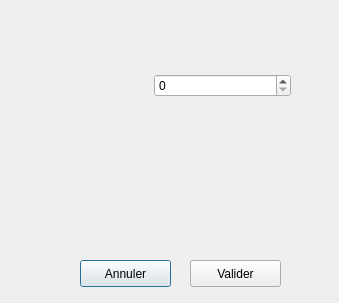
Qt form GestionDeStock/vente.ui (pawamoy/gestion-de-stock) before a commit.
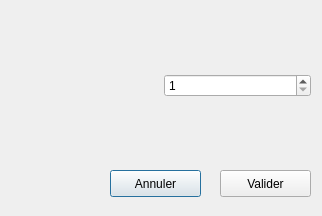
The same form after that commit.

The edit to the form file:
```diff
--- a/GestionDeStock/vente.ui
+++ b/GestionDeStock/vente.ui
@@ -6,8 +6,8 @@
    <rect>
     <x>0</x>
     <y>0</y>
-    <width>339</width>
-    <height>303</height>
+    <width>322</width>
+    <height>216</height>
    </rect>
   </property>
   <property name="windowTitle">
@@ -16,8 +16,8 @@
   <widget class="QPushButton" name="annuler">
    <property name="geometry">
     <rect>
-     <x>80</x>
-     <y>260</y>
+     <x>110</x>
+     <y>170</y>
      <width>91</width>
      <height>27</height>
     </rect>
@@ -29,8 +29,8 @@
   <widget class="QPushButton" name="valider">
    <property name="geometry">
     <rect>
-     <x>190</x>
-     <y>260</y>
+     <x>220</x>
+     <y>170</y>
      <width>91</width>
      <height>27</height>
     </rect>
@@ -39,12 +39,12 @@
     <string>Valider</string>
    </property>
   </widget>
-  <widget class="QWidget" name="">
+  <widget class="QWidget" name="layoutWidget">
    <property name="geometry">
     <rect>
      <x>10</x>
      <y>20</y>
-     <width>281</width>
+     <width>301</width>
      <height>131</height>
     </rect>
    </property>
@@ -66,7 +66,11 @@
        </widget>
       </item>
       <item>
-       <widget class="QSpinBox" name="spinBox"/>
+       <widget class="QSpinBox" name="spinBox">
+        <property name="minimum">
+         <number>1</number>
+        </property>
+       </widget>
       </item>
      </layout>
     </item>
```
Left out of the diff: 2 changed lines with no effect on the pictures.
